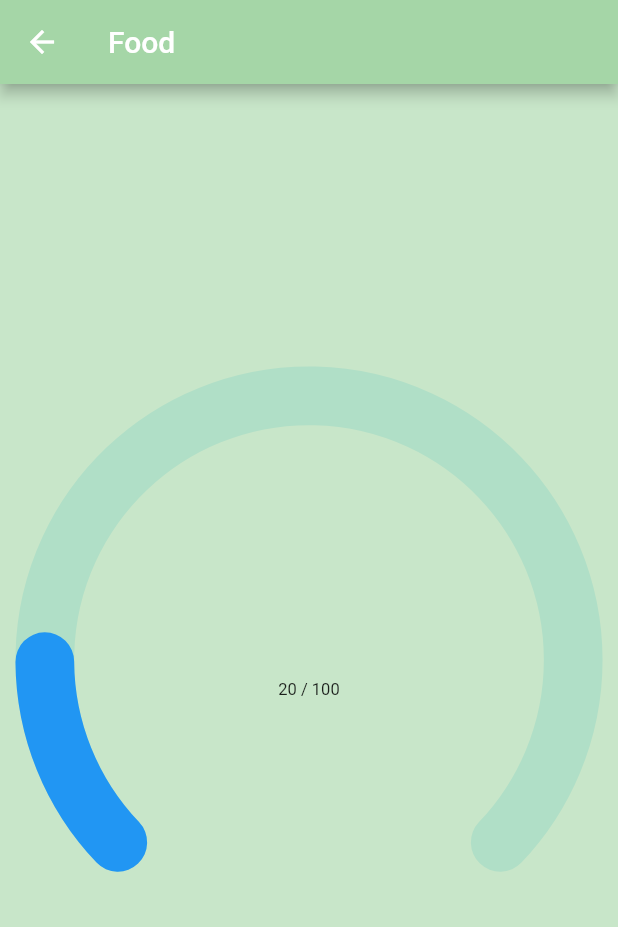
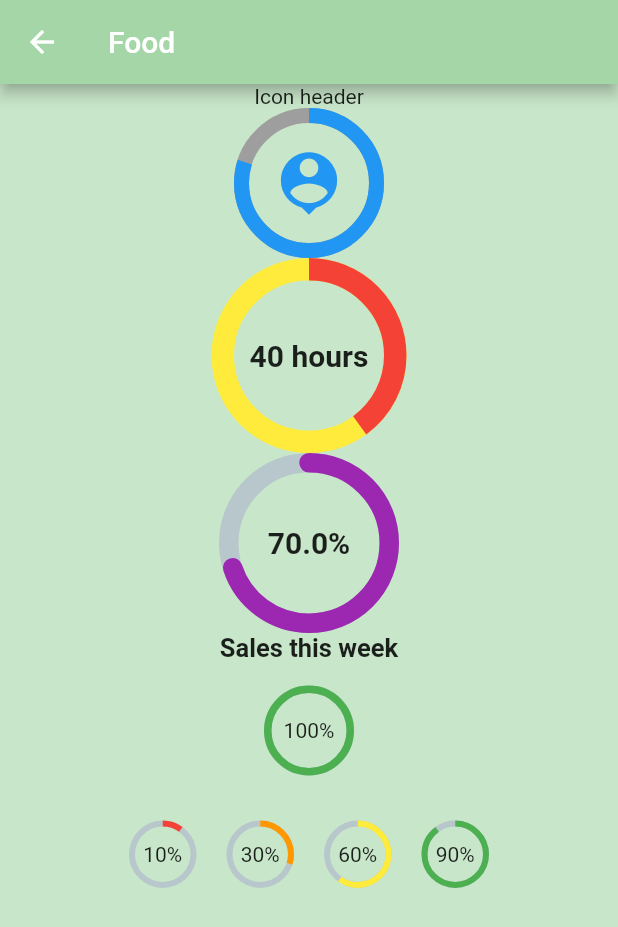
Before and after one commit to root-kawaii/fitness-app, a Flutter app: the FoodPage screen opened directly, on a phone screen of 412 x 824 dp. Shown: the top 927 px of the screen. Run offline on Flutter 3.47's test engine with Material 2 defaults, Android fonts, the phone set to English and light mode, and no system bars; drawn by our look-alikes of percent_indicator, syncfusion_flutter_gauges; our stand-ins replace flutter_animation_progress_bar.

```diff
--- a/lib/main.dart
+++ b/lib/main.dart
@@ -1,6 +1,7 @@
 import 'package:flutter/material.dart';
 import 'package:syncfusion_flutter_gauges/gauges.dart';
 import 'package:percent_indicator/percent_indicator.dart';
+import 'package:flutter_animation_progress_bar/flutter_animation_progress_bar.dart';
 
 void main() => runApp(MyApp());
 
@@ -19,6 +20,84 @@ class MyApp extends StatelessWidget {
   }
 }
 
+/// This is the stateful widget that the main application instantiates.
+class MyStatefulWidget extends StatefulWidget {
+  const MyStatefulWidget({Key? key}) : super(key: key);
+
+  @override
+  _MyStatefulWidgetState createState() => _MyStatefulWidgetState();
+}
+
+/// This is the private State class that goes with MyStatefulWidget.
+class _MyStatefulWidgetState extends State<MyStatefulWidget> {
+  int _selectedIndex = 0;
+  static const TextStyle optionStyle =
+      TextStyle(fontSize: 30, fontWeight: FontWeight.bold);
+  static const List<Widget> _widgetOptions = <Widget>[
+    Text(
+      'Index 0: Home',
+      style: optionStyle,
+    ),
+    Text(
+      'Index 1: Business',
+      style: optionStyle,
+    ),
+    Text(
+      'Index 2: School',
+      style: optionStyle,
+    ),
+    Text(
+      'Index 3: Settings',
+      style: optionStyle,
+    ),
+  ];
+
+  void _onItemTapped(int index) {
+    setState(() {
+      _selectedIndex = index;
+    });
+  }
+
+  @override
+  Widget build(BuildContext context) {
+    return Scaffold(
+      appBar: AppBar(
+        title: const Text('BottomNavigationBar Sample'),
+      ),
+      body: Center(
+        child: _widgetOptions.elementAt(_selectedIndex),
+      ),
+      bottomNavigationBar: BottomNavigationBar(
+        items: const <BottomNavigationBarItem>[
+          BottomNavigationBarItem(
+            icon: Icon(Icons.home),
+            label: 'Home',
+            backgroundColor: Colors.red,
+          ),
+          BottomNavigationBarItem(
+            icon: Icon(Icons.business),
+            label: 'Business',
+            backgroundColor: Colors.green,
+          ),
+          BottomNavigationBarItem(
+            icon: Icon(Icons.school),
+            label: 'School',
+            backgroundColor: Colors.purple,
+          ),
+          BottomNavigationBarItem(
+            icon: Icon(Icons.settings),
+            label: 'Settings',
+            backgroundColor: Colors.pink,
+          ),
+        ],
+        currentIndex: _selectedIndex,
+        selectedItemColor: Colors.amber[800],
+        onTap: _onItemTapped,
+      ),
+    );
+  }
+}
+
 class NewPage extends StatelessWidget {
   final String title;
   NewPage(this.title);
@@ -30,17 +109,7 @@ class NewPage extends StatelessWidget {
         backgroundColor: Colors.green[200],
         title: new Text(title),
       ),
-        body: Center(
-            child: Column(
-          mainAxisAlignment: MainAxisAlignment.center,
-          children: [
-            CircularProgressIndicator(),
-            SizedBox(
-              height: 15,
-            ),
-            LinearProgressIndicator(),
-          ],
-        )));
+    );
   }
 }
 
@@ -55,30 +124,37 @@ class ProfilePage extends StatelessWidget {
           backgroundColor: Colors.green[200],
           title: new Text(title),
         ),
-        body: Center(
-            child: Container(
-                margin: EdgeInsets.only(top: 120, bottom: 120, left: 300),
-                //padding: EdgeInsets.only(top: 120),
-                child: Column(
-                    mainAxisAlignment: MainAxisAlignment.center,
-                    children: <Widget>[
-                      Padding(
-                        padding: EdgeInsets.all(120.0),
-                        child: new LinearPercentIndicator(
-                          width: 140.0,
-                          lineHeight: 14.0,
-                          percent: 0.5,
-                          center: Text(
-                            "50.0%",
-                            style: new TextStyle(fontSize: 12.0),
-                          ),
-                          //trailing: Icon(Icons.mood),
-                          linearStrokeCap: LinearStrokeCap.roundAll,
-                          backgroundColor: Colors.grey,
-                          progressColor: Colors.blue,
+        body: Padding(
+          padding: EdgeInsets.all(80),
+          child: Row(
+            mainAxisAlignment: MainAxisAlignment.spaceEvenly,
+            children: [
+              RotatedBox(
+                quarterTurns: -1,
+                child: LinearProgressIndicator(
+                  value: 0.12,
                 ),
               ),
-                    ]))));
+              RotatedBox(
+                quarterTurns: -1,
+                child: LinearProgressIndicator(
+                  value: 0.42,
+                  valueColor: AlwaysStoppedAnimation(Colors.orange),
+                  backgroundColor: Colors.blue,
+                ),
+              ),
+              RotatedBox(
+                quarterTurns: 1,
+                child: LinearProgressIndicator(
+                  minHeight: 20,
+                  value: 0.89,
+                  valueColor: AlwaysStoppedAnimation(Colors.purple),
+                  backgroundColor: Colors.lime,
+                ),
+              ),
+            ],
+          ),
+        ));
   }
 }
 
@@ -94,39 +170,109 @@ class FoodPage extends StatelessWidget {
           title: new Text(title1),
         ),
         body: Center(
-          child: Container(
-            child: SfRadialGauge(axes: <RadialAxis>[
-              RadialAxis(
-                annotations: <GaugeAnnotation>[
-                  GaugeAnnotation(
-                      positionFactor: 0.1,
-                      angle: 90,
-                      widget: Text(
-                        20.toStringAsFixed(0) + ' / 100',
-                        style: TextStyle(fontSize: 11),
-                      ))
-                ],
-                pointers: <GaugePointer>[
-                  RangePointer(
-                    value: 20,
-                    cornerStyle: CornerStyle.bothCurve,
-                    width: 0.2,
-                    sizeUnit: GaugeSizeUnit.factor,
+          child: ListView(children: <Widget>[
+            new CircularPercentIndicator(
+              radius: 100.0,
+              lineWidth: 10.0,
+              percent: 0.8,
+              header: new Text("Icon header"),
+              center: new Icon(
+                Icons.person_pin,
+                size: 50.0,
+                color: Colors.blue,
+              ),
+              backgroundColor: Colors.grey,
+              progressColor: Colors.blue,
+            ),
+            new CircularPercentIndicator(
+              radius: 130.0,
+              animation: true,
+              animationDuration: 1200,
+              lineWidth: 15.0,
+              percent: 0.4,
+              center: new Text(
+                "40 hours",
+                style:
+                    new TextStyle(fontWeight: FontWeight.bold, fontSize: 20.0),
+              ),
+              circularStrokeCap: CircularStrokeCap.butt,
+              backgroundColor: Colors.yellow,
+              progressColor: Colors.red,
+            ),
+            new CircularPercentIndicator(
+              radius: 120.0,
+              lineWidth: 13.0,
+              animation: true,
+              percent: 0.7,
+              center: new Text(
+                "70.0%",
+                style:
+                    new TextStyle(fontWeight: FontWeight.bold, fontSize: 20.0),
+              ),
+              footer: new Text(
+                "Sales this week",
+                style:
+                    new TextStyle(fontWeight: FontWeight.bold, fontSize: 17.0),
+              ),
+              circularStrokeCap: CircularStrokeCap.round,
+              progressColor: Colors.purple,
+            ),
+            Padding(
+              padding: EdgeInsets.all(15.0),
+              child: new CircularPercentIndicator(
+                radius: 60.0,
+                lineWidth: 5.0,
+                percent: 1.0,
+                center: new Text("100%"),
+                progressColor: Colors.green,
+              ),
+            ),
+            Container(
+              padding: EdgeInsets.all(15.0),
+              child: new Row(
+                mainAxisAlignment: MainAxisAlignment.center,
+                children: <Widget>[
+                  new CircularPercentIndicator(
+                    radius: 45.0,
+                    lineWidth: 4.0,
+                    percent: 0.10,
+                    center: new Text("10%"),
+                    progressColor: Colors.red,
+                  ),
+                  new Padding(
+                    padding: EdgeInsets.symmetric(horizontal: 10.0),
+                  ),
+                  new CircularPercentIndicator(
+                    radius: 45.0,
+                    lineWidth: 4.0,
+                    percent: 0.30,
+                    center: new Text("30%"),
+                    progressColor: Colors.orange,
+                  ),
+                  new Padding(
+                    padding: EdgeInsets.symmetric(horizontal: 10.0),
+                  ),
+                  new CircularPercentIndicator(
+                    radius: 45.0,
+                    lineWidth: 4.0,
+                    percent: 0.60,
+                    center: new Text("60%"),
+                    progressColor: Colors.yellow,
+                  ),
+                  new Padding(
+                    padding: EdgeInsets.symmetric(horizontal: 10.0),
+                  ),
+                  new CircularPercentIndicator(
+                    radius: 45.0,
+                    lineWidth: 4.0,
+                    percent: 0.90,
+                    center: new Text("90%"),
+                    progressColor: Colors.green,
                   )
                 ],
-                minimum: 0,
-                maximum: 100,
-                showLabels: false,
-                showTicks: false,
-                axisLineStyle: AxisLineStyle(
-                  thickness: 0.2,
-                  cornerStyle: CornerStyle.bothCurve,
-                  color: Color.fromARGB(30, 0, 169, 181),
-                  thicknessUnit: GaugeSizeUnit.factor,
               ),
             )
           ]),
-          ),
         ));
   }
 }
--- a/pubspec.yaml
+++ b/pubspec.yaml
@@ -24,11 +24,13 @@ dependencies:
   flutter:
     sdk: flutter
   syncfusion_flutter_gauges: ^18.2.44
-  percent_indicator: "^2.1.7+2"
+  percent_indicator: ^2.1.7+2
+
 
   # The following adds the Cupertino Icons font to your application.
   # Use with the CupertinoIcons class for iOS style icons.
   cupertino_icons: ^1.0.2
+  flutter_animation_progress_bar: ^2.0.0
 
 dev_dependencies:
   flutter_test:
```
Also changed, not shown: lib/test.dart (+87 -60 lines), pubspec.lock. Lines whose indentation alone changed are shown as unchanged.
